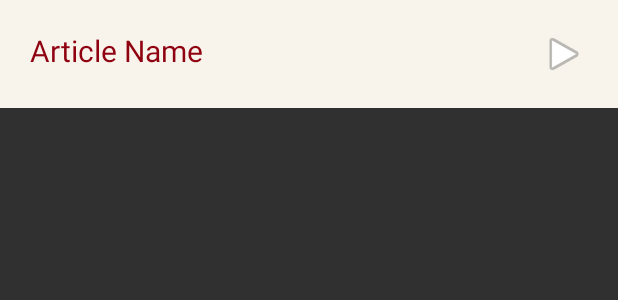
After one commit to ayyappasamaaj/tattvamasi-android, an Android app: the layout parent_list_row_item.xml on its own in the app's theme, with its tools: preview values and no code run, on a phone screen of 412 x 824 dp. The commit adds this screen. Shown: the top 300 px of the screen. Run offline under Robolectric (Android 15) with nearby library versions, the phone set to English and light mode, and no system bars.

Commit message:
Pooja screens added

```diff
--- a/Tattvamasi/app/src/main/java/com/ayyappasamaaj/tattvamasi/view/ArticlesActivity.java
+++ b/Tattvamasi/app/src/main/java/com/ayyappasamaaj/tattvamasi/view/ArticlesActivity.java
@@ -31,11 +31,13 @@ public class ArticlesActivity extends AppCompatActivity implements ListRowAdapte
     private ArrayList<ListItem> articlesList = new ArrayList<ListItem>();
     private ListRowAdapter mAdapter;
     private String category = "Articles";
+    private String parentCategory = "";
 
     @Override
     protected void onCreate(Bundle savedInstanceState) {
         super.onCreate(savedInstanceState);
         category = getIntent().getStringExtra("CATEGORY");
+        parentCategory = getIntent().getStringExtra("PARENT-CATEGORY");
 
         // binding the view
         binding = DataBindingUtil.setContentView(this, R.layout.activity_articles);
@@ -69,7 +71,7 @@ public class ArticlesActivity extends AppCompatActivity implements ListRowAdapte
         if(category.contains("articles")) {
             myRef = database.getReference(category);
         } else {
-            myRef = database.getReference("bhajans/" + category);
+            myRef = database.getReference(parentCategory +"/" + category);
         }
 
         // get the list of events
--- a/Tattvamasi/app/src/main/java/com/ayyappasamaaj/tattvamasi/view/BhajansActivity.java
+++ b/Tattvamasi/app/src/main/java/com/ayyappasamaaj/tattvamasi/view/BhajansActivity.java
@@ -69,6 +69,7 @@ public class BhajansActivity extends AppCompatActivity implements GridRowAdapter
     public void onGridRowItemClicked(GridItem gridItem) {
         Log.d(TAG, "GridItem item clicked = "+ gridItem.getName());
         Intent intent = new Intent(this, ArticlesActivity.class);
+        intent.putExtra("PARENT-CATEGORY", "bhajans");
         intent.putExtra("CATEGORY", gridItem.getName());
         this.startActivity(intent);
     }
--- a/Tattvamasi/app/src/main/res/layout/activity_pooja.xml
+++ b/Tattvamasi/app/src/main/res/layout/activity_pooja.xml
@@ -24,6 +24,11 @@
             android:background="@color/colorBackground"
             android:orientation="vertical">
 
+            <android.support.v7.widget.RecyclerView
+                android:id="@+id/recycler_view"
+                android:layout_width="match_parent"
+                android:layout_height="match_parent" />
+
         </LinearLayout>
     </LinearLayout>
 </layout>
--- /dev/null
+++ b/Tattvamasi/app/src/main/res/layout/parent_list_row_item.xml
@@ -0,0 +1,38 @@
+<?xml version="1.0" encoding="utf-8"?>
+<layout xmlns:android="http://schemas.android.com/apk/res/android"
+    xmlns:app="http://schemas.android.com/apk/res-auto">
+
+    <data>
+        <variable
+            name="listItem"
+            type="com.ayyappasamaaj.tattvamasi.model.ParentListItem" />
+    </data>
+
+    <RelativeLayout xmlns:tools="http://schemas.android.com/tools"
+        android:id="@+id/listItem"
+        android:layout_width="match_parent"
+        android:layout_height="wrap_content"
+        android:background="@color/colorBackground"
+        android:padding="20dp">
+
+        <TextView
+            android:id="@+id/name"
+            android:layout_width="wrap_content"
+            android:layout_height="wrap_content"
+            android:layout_alignParentLeft="true"
+            android:ellipsize="end"
+            android:maxLines="1"
+            android:text="@{listItem.name}"
+            android:textColor="@color/colorText"
+            android:textSize="20sp"
+            tools:text="Article Name" />
+
+        <ImageView
+            android:id="@+id/imageView3"
+            android:layout_width="wrap_content"
+            android:layout_height="wrap_content"
+            android:layout_alignParentRight="true"
+            app:srcCompat="@android:drawable/ic_media_play" />
+
+    </RelativeLayout>
+</layout>
```
Also changed, not shown: Tattvamasi/app/src/main/java/com/ayyappasamaaj/tattvamasi/adapter/ParentListRowAdapter.java (added, +68 -0 lines), Tattvamasi/app/src/main/java/com/ayyappasamaaj/tattvamasi/model/ParentListItem.java (added, +26 -0 lines), Tattvamasi/app/src/main/java/com/ayyappasamaaj/tattvamasi/view/HomeActivity.java (+0 -31 lines), Tattvamasi/app/src/main/java/com/ayyappasamaaj/tattvamasi/view/PoojaActivity.java (+74 -2 lines).
